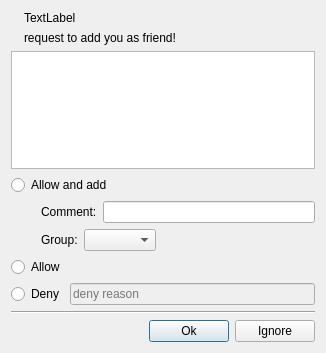
First picture: the form in src/ui/friendrequestdlg.ui, repository zhanlangsir/Qtqq, before the edit.
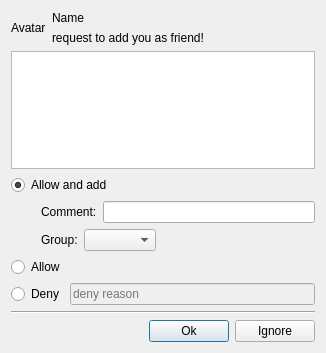
Second picture: the form after the edit.

```diff
--- a/src/ui/friendrequestdlg.ui
+++ b/src/ui/friendrequestdlg.ui
@@ -19,7 +19,7 @@
      <item>
       <widget class="QLabel" name="lbl_avatar_">
        <property name="text">
-        <string/>
+        <string>Avatar</string>
        </property>
       </widget>
      </item>
@@ -28,7 +28,7 @@
        <item>
         <widget class="QLabel" name="lbl_account_">
          <property name="text">
-          <string>TextLabel</string>
+          <string>Name</string>
          </property>
         </widget>
        </item>
@@ -80,6 +80,9 @@
      <property name="text">
       <string>Allow and add</string>
      </property>
+     <property name="checked">
+      <bool>true</bool>
+     </property>
     </widget>
    </item>
    <item>
```
Left out of the diff: 2 changed lines with no effect on the pictures.
